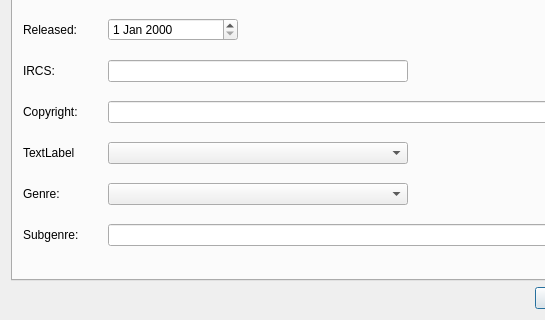
Before: the Qt Designer form src/gui/dialogs/song_metadata.ui in LMMS/lmms, drawn with Qt 5; both pictures show x 0 to 545 and y 206 to 526 of the 712 by 526 pixel window.
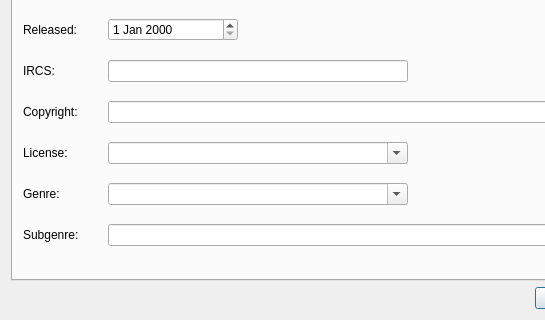
After: the same form once the commit is applied. The open tabs and pages were chosen to show the change.

Commit message: Finishing the metadata dialog Icon for packing windows

```diff
--- a/src/gui/dialogs/song_metadata.ui
+++ b/src/gui/dialogs/song_metadata.ui
@@ -157,6 +157,9 @@
               <height>16777215</height>
              </size>
             </property>
+            <property name="editable">
+             <bool>true</bool>
+            </property>
            </widget>
           </item>
           <item row="4" column="1">
@@ -258,7 +261,7 @@
           <item row="7" column="0">
            <widget class="QLabel" name="label_License">
             <property name="text">
-             <string>TextLabel</string>
+             <string>License:</string>
             </property>
            </widget>
           </item>
@@ -270,6 +273,9 @@
               <height>16777215</height>
              </size>
             </property>
+            <property name="editable">
+             <bool>true</bool>
+            </property>
            </widget>
           </item>
          </layout>
```
Left out of the diff: 6 changed lines with no effect on the pictures. The commit also changes 4 other files.
